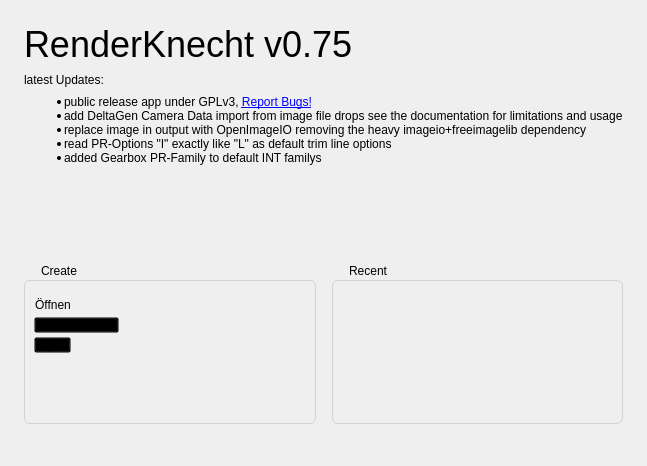
First picture: the form in ui/knecht_welcome.ui, repository tappi287/RenderKnecht2, before the edit.
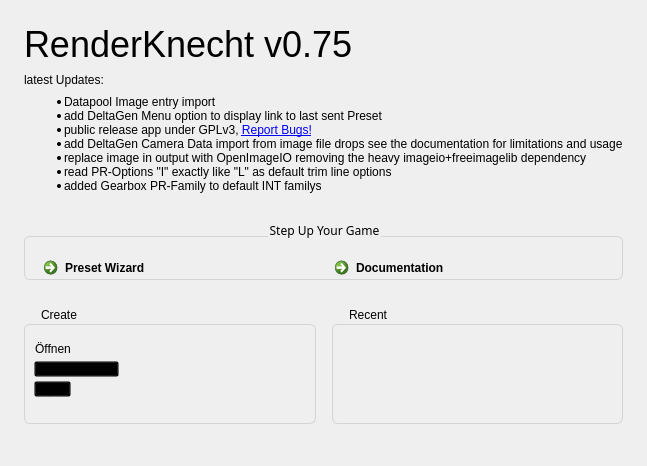
Second picture: the form after the edit. Icons and pictures are not drawn.

Commit message: implement datapool database import new checkable treeview convenience module for dialogs update to 1.10

```diff
--- a/ui/knecht_welcome.ui
+++ b/ui/knecht_welcome.ui
@@ -112,6 +112,8 @@
       <widget class="QLabel" name="news">
        <property name="text">
         <string>&lt;ul&gt;
+&lt;li&gt;Datapool Image entry import&lt;/li&gt;
+&lt;li&gt;add DeltaGen Menu option to display link to last sent Preset&lt;/li&gt;
 &lt;li&gt;public release app under GPLv3, &lt;a href=&quot;https://teams.microsoft.com/l/channel/19%3ad2bec81eaa8e4243a8c7b30e234e2f15%40thread.skype/DevOps%2520Updates?groupId=64c5e130-ce80-40e5-9d4b-de93f3502869&amp;tenantId=65705161-30e1-462b-b734-6ad1e41dfe35&quot;&gt;Report Bugs!&lt;/a&gt;&lt;/li&gt;
 &lt;li&gt;add DeltaGen Camera Data import from image file drops see the documentation for limitations and usage&lt;/li&gt;
 &lt;li&gt;replace image in output with OpenImageIO removing the heavy imageio+freeimagelib dependency&lt;/li&gt;
@@ -136,6 +138,47 @@
      </item>
     </layout>
    </item>
+   <item>
+    <widget class="QGroupBox" name="step_up_box">
+     <property name="font">
+      <font>
+       <family>Segoe UI Light</family>
+      </font>
+     </property>
+     <property name="styleSheet">
+      <string notr="true">QGroupBox {
+    border: 1px solid lightgray;
+    border-radius: 6px;
+    margin: 18px 0;
+}
+
+QGroupBox::title {
+    subcontrol-origin: margin;
+    subcontrol-position: top center; /* position at the top center */
+    top: 4px;
+}</string>
+     </property>
+     <property name="title">
+      <string>Step Up Your Game</string>
+     </property>
+     <layout class="QHBoxLayout" name="horizontalLayout">
+      <item>
+       <widget class="QCommandLinkButton" name="wizard_shortcut">
+        <property name="text">
+         <string>Preset Wizard</string>
+        </property>
+       </widget>
+      </item>
+      <item>
+       <widget class="QCommandLinkButton" name="docs_shortcut">
+        <property name="text">
+         <string>Documentation</string>
+        </property>
+       </widget>
+      </item>
+     </layout>
+    </widget>
+   </item>
    <item>
     <widget class="QWidget" name="toolWidget" native="true">
      <property name="styleSheet">
```
Left out of the diff: 3 changed lines with no effect on the pictures. The commit also changes 29 other files.
